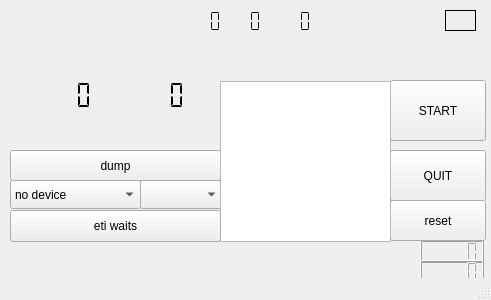
Above: eti-frontend/gui.ui from JvanKatwijk/eti-stuff before the change. Below: the same form after it.
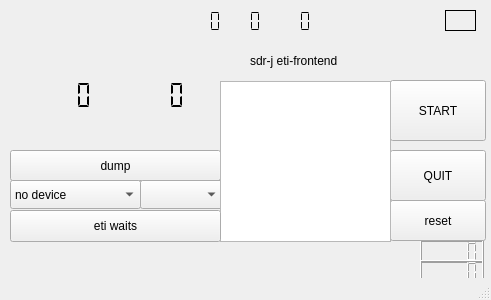
That is the form after the change.

The edit to the form file:
```diff
--- a/eti-frontend/gui.ui
+++ b/eti-frontend/gui.ui
@@ -204,7 +204,7 @@
      <string>&lt;html&gt;&lt;head/&gt;&lt;body&gt;&lt;p&gt;Copyright (C)  2016  Jan van Katwijk (J.vanKatwijk@gmail.com),  Lazy Chair Programming&lt;/p&gt;&lt;p&gt;&lt;br/&gt;&lt;/p&gt;&lt;p&gt;DAB-rpi is free software; you can redistribute it and/or modify  it under the terms of the GNU General Public License as published by the Free Software Foundation; either version 2 of the License, or (at your option) any later version.&lt;/p&gt;&lt;p&gt;&lt;br/&gt;&lt;/p&gt;&lt;/body&gt;&lt;/html&gt;</string>
     </property>
     <property name="text">
-     <string/>
+     <string>sdr-j eti-frontend</string>
     </property>
    </widget>
    <widget class="QLabel" name="syncedLabel">
```
